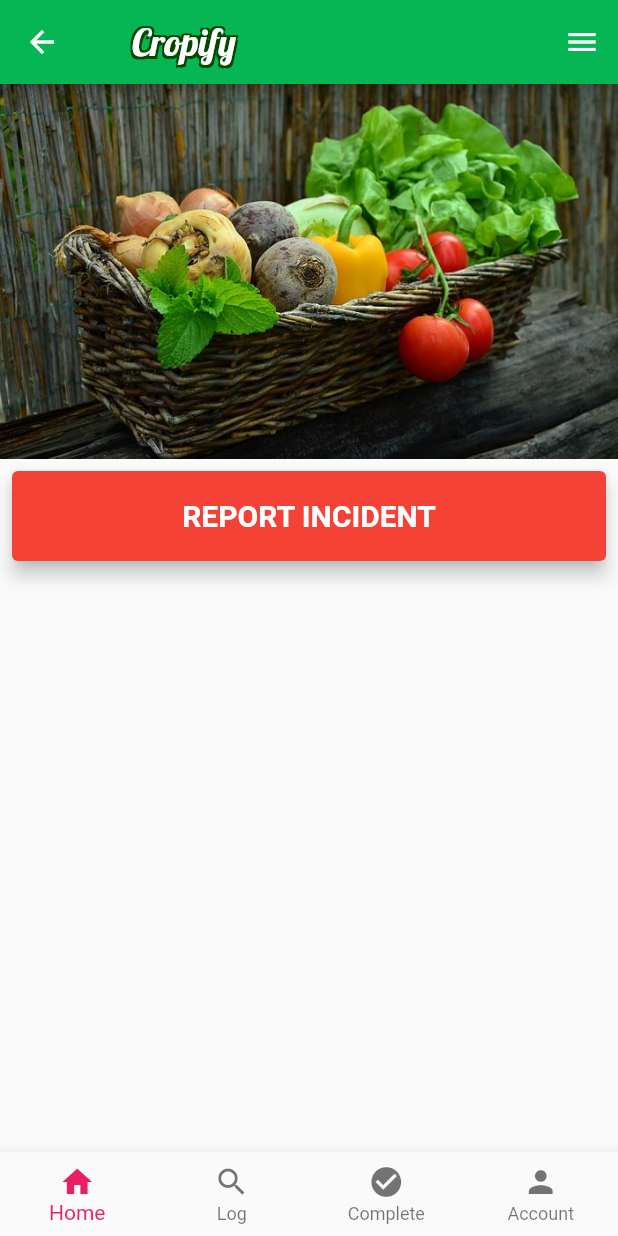
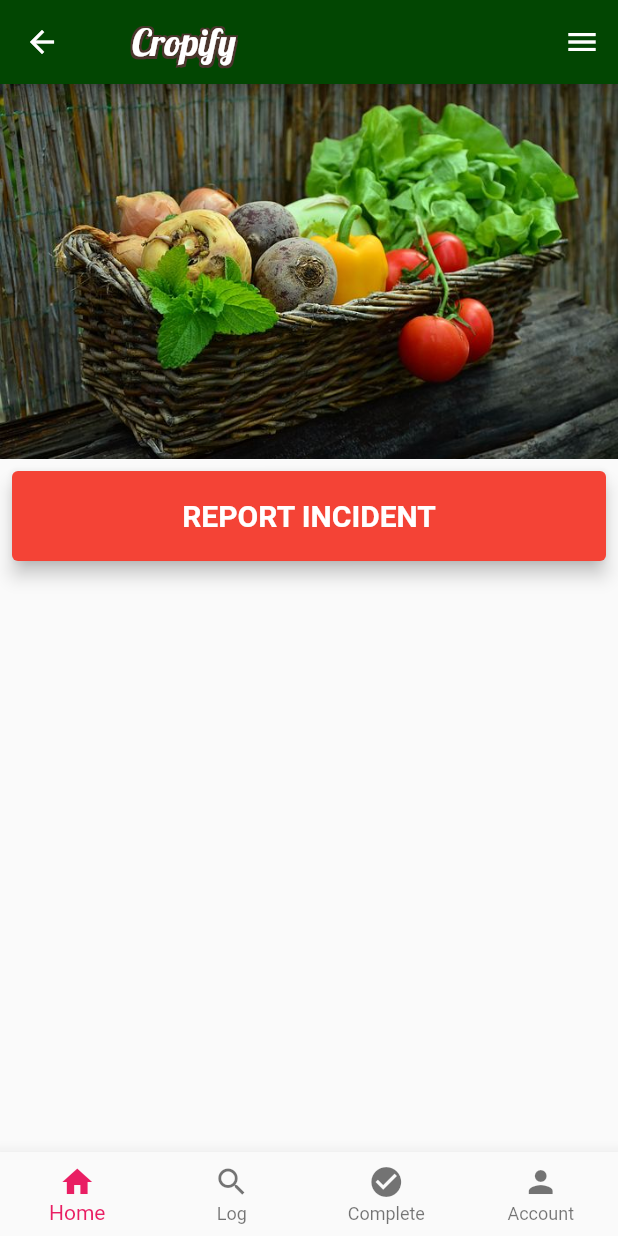
Before and after one commit to Yoshani/Cropify, a Flutter app: the FarmerHome screen opened by its route, on a phone screen of 412 x 824 dp. Run offline on Flutter 3.47's test engine with Material 2 defaults, Android fonts, the phone set to English and light mode, and no system bars; our stand-ins replace animated_text_kit, cloud_firestore, firebase_auth, firebase_core, get, get_storage; accounts and stored records are empty.

Commit message:
app bar color change

```diff
--- a/lib/screens/common/appbar.dart
+++ b/lib/screens/common/appbar.dart
@@ -20,7 +20,7 @@ class CropifyAppBar extends GetWidget<AuthController>
           child: Text(
             'Cropify',
             style: TextStyle(
-                color: Color.fromARGB(255, 255, 255, 255),
+                color: Colors.white,
                 fontWeight: FontWeight.w100,
                 fontSize: 25,
                 fontFamily: "Lobster",
@@ -28,23 +28,23 @@ class CropifyAppBar extends GetWidget<AuthController>
                   Shadow(
                       // bottomLeft
                       offset: Offset(-1.5, -1.5),
-                      color: Color.fromARGB(255, 2, 70, 2)),
+                      color: Color.fromARGB(255, 75, 53, 45)),
                   Shadow(
                       // bottomRight
                       offset: Offset(1.5, -1.5),
-                      color: Color.fromARGB(255, 2, 70, 2)),
+                      color: Color.fromARGB(255, 75, 53, 45)),
                   Shadow(
                       // topRight
                       offset: Offset(1.5, 1.5),
-                      color: Color.fromARGB(255, 2, 70, 2)),
+                      color: Color.fromARGB(255, 75, 53, 45)),
                   Shadow(
                       // topLeft
                       offset: Offset(-1.5, 1.5),
-                      color: Color.fromARGB(255, 2, 70, 2)),
+                      color: Color.fromARGB(255, 75, 53, 45)),
                 ]),
           ),
         ),
-        backgroundColor: const Color.fromRGBO(6, 182, 85, 1),
+        backgroundColor: const Color.fromARGB(255, 2, 70, 2),
         actions: visible
             ? [
                 PopupMenuButton(
```
